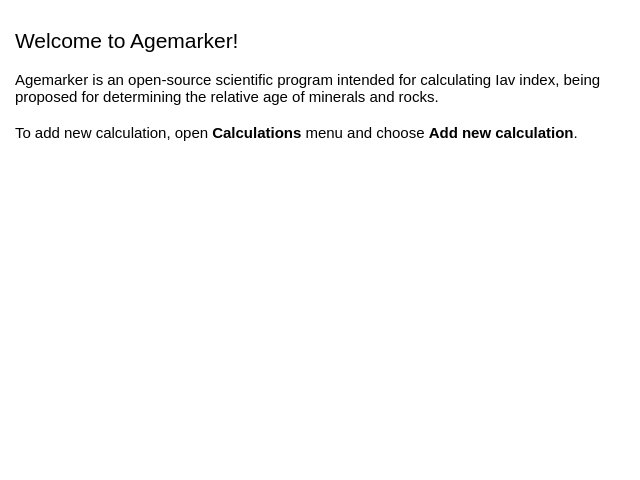
Qt form src/Widgets/welcomewidget.ui (skyproject/agemarker) before a commit.
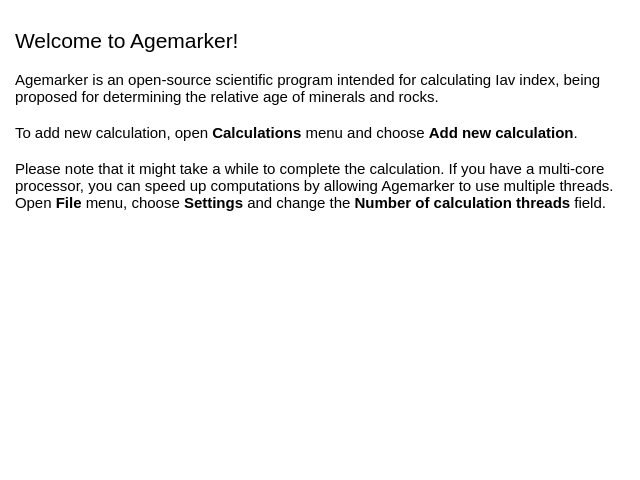
The same form after that commit.

What changed in the file:
```diff
--- a/src/Widgets/welcomewidget.ui
+++ b/src/Widgets/welcomewidget.ui
@@ -98,7 +98,9 @@
 &lt;p style=&quot;-qt-paragraph-type:empty; margin-top:0px; margin-bottom:0px; margin-left:0px; margin-right:0px; -qt-block-indent:0; text-indent:0px; font-family:'Open Sans'; font-size:11pt;&quot;&gt;&lt;br /&gt;&lt;/p&gt;
 &lt;p style=&quot; margin-top:0px; margin-bottom:0px; margin-left:0px; margin-right:0px; -qt-block-indent:0; text-indent:0px;&quot;&gt;&lt;span style=&quot; font-family:'Open Sans'; font-size:11pt;&quot;&gt;Agemarker is an open-source scientific program intended for calculating Iav index, being proposed for determining the relative age of minerals and rocks.&lt;/span&gt;&lt;/p&gt;
 &lt;p style=&quot;-qt-paragraph-type:empty; margin-top:0px; margin-bottom:0px; margin-left:0px; margin-right:0px; -qt-block-indent:0; text-indent:0px; font-family:'Open Sans'; font-size:11pt;&quot;&gt;&lt;br /&gt;&lt;/p&gt;
-&lt;p style=&quot; margin-top:0px; margin-bottom:0px; margin-left:0px; margin-right:0px; -qt-block-indent:0; text-indent:0px;&quot;&gt;&lt;span style=&quot; font-family:'Open Sans'; font-size:11pt;&quot;&gt;To add new calculation, open &lt;/span&gt;&lt;span style=&quot; font-family:'Open Sans'; font-size:11pt; font-weight:600;&quot;&gt;Calculations&lt;/span&gt;&lt;span style=&quot; font-family:'Open Sans'; font-size:11pt;&quot;&gt; menu and choose &lt;/span&gt;&lt;span style=&quot; font-family:'Open Sans'; font-size:11pt; font-weight:600;&quot;&gt;Add new calculation&lt;/span&gt;&lt;span style=&quot; font-family:'Open Sans'; font-size:11pt;&quot;&gt;.&lt;/span&gt;&lt;/p&gt;&lt;/body&gt;&lt;/html&gt;</string>
+&lt;p style=&quot; margin-top:0px; margin-bottom:0px; margin-left:0px; margin-right:0px; -qt-block-indent:0; text-indent:0px;&quot;&gt;&lt;span style=&quot; font-family:'Open Sans'; font-size:11pt;&quot;&gt;To add new calculation, open &lt;/span&gt;&lt;span style=&quot; font-family:'Open Sans'; font-size:11pt; font-weight:600;&quot;&gt;Calculations&lt;/span&gt;&lt;span style=&quot; font-family:'Open Sans'; font-size:11pt;&quot;&gt; menu and choose &lt;/span&gt;&lt;span style=&quot; font-family:'Open Sans'; font-size:11pt; font-weight:600;&quot;&gt;Add new calculation&lt;/span&gt;&lt;span style=&quot; font-family:'Open Sans'; font-size:11pt;&quot;&gt;.&lt;/span&gt;&lt;/p&gt;
+&lt;p style=&quot;-qt-paragraph-type:empty; margin-top:0px; margin-bottom:0px; margin-left:0px; margin-right:0px; -qt-block-indent:0; text-indent:0px; font-family:'Open Sans'; font-size:11pt;&quot;&gt;&lt;br /&gt;&lt;/p&gt;
+&lt;p style=&quot; margin-top:0px; margin-bottom:0px; margin-left:0px; margin-right:0px; -qt-block-indent:0; text-indent:0px;&quot;&gt;&lt;span style=&quot; font-family:'Open Sans'; font-size:11pt;&quot;&gt;Please note that it might take a while to complete the calculation. If you have a multi-core processor, you can speed up computations by allowing Agemarker to use multiple threads. Open &lt;/span&gt;&lt;span style=&quot; font-family:'Open Sans'; font-size:11pt; font-weight:600;&quot;&gt;File&lt;/span&gt;&lt;span style=&quot; font-family:'Open Sans'; font-size:11pt;&quot;&gt; menu, choose &lt;/span&gt;&lt;span style=&quot; font-family:'Open Sans'; font-size:11pt; font-weight:600;&quot;&gt;Settings&lt;/span&gt;&lt;span style=&quot; font-family:'Open Sans'; font-size:11pt;&quot;&gt; and change the &lt;/span&gt;&lt;span style=&quot; font-family:'Open Sans'; font-size:11pt; font-weight:600;&quot;&gt;Number of calculation threads &lt;/span&gt;&lt;span style=&quot; font-family:'Open Sans'; font-size:11pt;&quot;&gt;field.&lt;/span&gt;&lt;/p&gt;&lt;/body&gt;&lt;/html&gt;</string>
      </property>
     </widget>
    </item>
```
